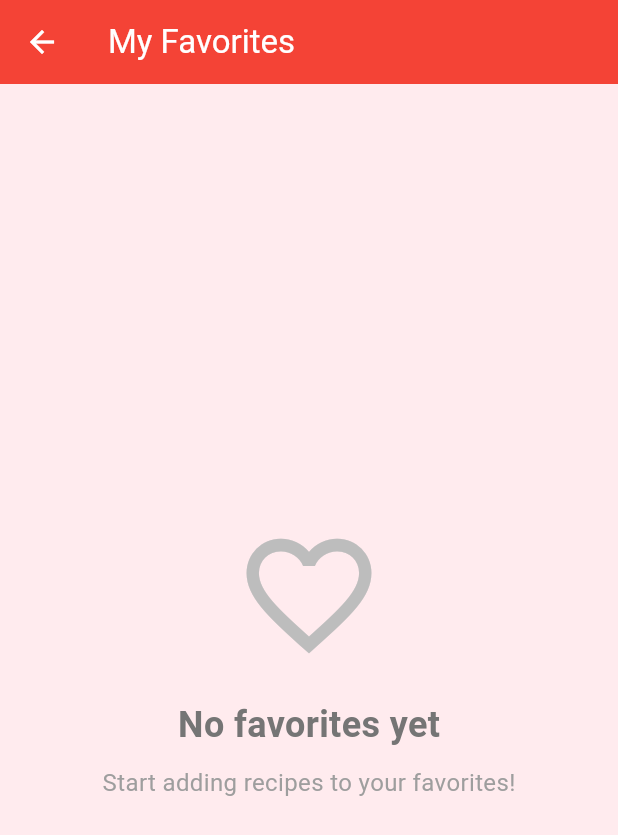
After one commit to ScipioDS/mislabs2, a Flutter app: the screen it shows after launch, after a tap on the "favorite" icon, on a phone screen of 412 x 824 dp. The commit adds this screen. Shown: the top 835 px of the screen. Run offline on Flutter 3.47's test engine with Material 3 defaults, Android fonts, the phone set to English and light mode, and no system bars; our stand-ins replace firebase_core, firebase_messaging, shared_preferences; accounts and stored records are empty; network calls fail.

Commit message:
add lab 3 - favourites and notifications

```diff
--- a/lib/main.dart
+++ b/lib/main.dart
@@ -1,9 +1,21 @@
 import 'package:flutter/material.dart';
 import 'package:mislabs2/screens/category.screen.dart';
+import 'package:mislabs2/screens/favourites.screen.dart';
 import 'package:mislabs2/screens/food.screen.dart';
 import 'package:mislabs2/screens/recipe.screen.dart';
+import 'package:firebase_core/firebase_core.dart';
+import 'package:mislabs2/services/notification.service.dart';
+import 'firebase_options.dart';
 
-void main() {
+Future<void> main() async {
+  WidgetsFlutterBinding.ensureInitialized();
+
+  await Firebase.initializeApp(
+    options: DefaultFirebaseOptions.currentPlatform,
+  );
+
+  final _notificationService = NotificationService();
+  await _notificationService.initFCM();
   runApp(const MyApp());
 }
 
@@ -22,6 +34,7 @@ class MyApp extends StatelessWidget {
         "/": (context) => const CategoryScreen(title: 'TheMealDB'),
         "/foods": (context) => const FoodScreen(title: 'Foods by Category'),
         "/recipe": (context) => const DetailsPage(),
+        '/favorites': (context) => const FavoritesPage(), // Add this
       },
     );
   }
--- a/lib/screens/category.screen.dart
+++ b/lib/screens/category.screen.dart
@@ -82,6 +82,15 @@ class _CategoryScreenState extends State<CategoryScreen> {
     return Scaffold(
       appBar: AppBar(
         title: Text(widget.title),
+        actions: [
+          IconButton(
+            icon: const Icon(Icons.favorite),
+            tooltip: 'My Favorites',
+            onPressed: () {
+              Navigator.pushNamed(context, '/favorites');
+            },
+          ),
+        ],
       ),
       body: _isLoading
           ? const Center(child: CircularProgressIndicator())
--- /dev/null
+++ b/lib/screens/favourites.screen.dart
@@ -0,0 +1,200 @@
+import 'package:flutter/material.dart';
+
+import '../models/recipe.dart';
+import '../services/the-meal-db-api.service.dart';
+import '../services/recipe-saving.service.dart';
+
+class FavoritesPage extends StatefulWidget {
+  const FavoritesPage({super.key});
+
+  @override
+  State<FavoritesPage> createState() => _FavoritesPageState();
+}
+
+class _FavoritesPageState extends State<FavoritesPage> {
+  final FavoritesService _favoritesService = FavoritesService();
+  final TheMealDBService _theMealDBService = TheMealDBService();
+
+  List<Recipe> _favoriteRecipes = [];
+  bool _isLoading = true;
+
+  @override
+  void initState() {
+    super.initState();
+    _loadFavorites();
+  }
+
+  Future<void> _loadFavorites() async {
+    setState(() {
+      _isLoading = true;
+    });
+
+    try {
+      final favoriteIds = await _favoritesService.getFavorites();
+      final recipes = <Recipe>[];
+
+      // Load each favorite recipe
+      for (final id in favoriteIds) {
+        try {
+          final recipe = await _theMealDBService.getRecipyById(id);
+          recipes.add(recipe);
+        } catch (e) {
+          // Skip recipes that fail to load
+          print('Failed to load recipe $id: $e');
+        }
+      }
+
+      setState(() {
+        _favoriteRecipes = recipes;
+        _isLoading = false;
+      });
+    } catch (e) {
+      setState(() {
+        _isLoading = false;
+      });
+    }
+  }
+
+  Future<void> _removeFavorite(String recipeId) async {
+    await _favoritesService.removeFavorite(recipeId);
+    _loadFavorites(); // Reload the list
+
+    if (mounted) {
+      ScaffoldMessenger.of(context).showSnackBar(
+        const SnackBar(
+          content: Text('Removed from favorites'),
+          duration: Duration(seconds: 2),
+        ),
+      );
+    }
+  }
+
+  @override
+  Widget build(BuildContext context) {
+    return Scaffold(
+      backgroundColor: Colors.red.shade50,
+      appBar: AppBar(
+        title: const Text('My Favorites'),
+        backgroundColor: Colors.red,
+        foregroundColor: Colors.white,
+      ),
+      body: _isLoading
+          ? const Center(child: CircularProgressIndicator())
+          : _favoriteRecipes.isEmpty
+          ? Center(
+        child: Column(
+          mainAxisAlignment: MainAxisAlignment.center,
+          children: [
+            Icon(
+              Icons.favorite_border,
+              size: 100,
+              color: Colors.grey.shade400,
+            ),
+            const SizedBox(height: 20),
+            Text(
+              'No favorites yet',
+              style: TextStyle(
+                fontSize: 24,
+                color: Colors.grey.shade600,
+                fontWeight: FontWeight.bold,
+              ),
+            ),
+            const SizedBox(height: 10),
+            Text(
+              'Start adding recipes to your favorites!',
+              style: TextStyle(
+                fontSize: 16,
+                color: Colors.grey.shade500,
+              ),
+            ),
+          ],
+        ),
+      )
+          : RefreshIndicator(
+        onRefresh: _loadFavorites,
+        child: ListView.builder(
+          padding: const EdgeInsets.all(16),
+          itemCount: _favoriteRecipes.length,
+          itemBuilder: (context, index) {
+            final recipe = _favoriteRecipes[index];
+            return Card(
+              margin: const EdgeInsets.only(bottom: 16),
+              elevation: 4,
+              shape: RoundedRectangleBorder(
+                borderRadius: BorderRadius.circular(12),
+              ),
+              child: InkWell(
+                onTap: () {
+                  Navigator.pushNamed(
+                    context,
+                    '/details',
+                    arguments: recipe.id,
+                  ).then((_) => _loadFavorites()); // Reload when returning
+                },
+                borderRadius: BorderRadius.circular(12),
+                child: Row(
+                  children: [
+                    ClipRRect(
+                      borderRadius: const BorderRadius.only(
+                        topLeft: Radius.circular(12),
+                        bottomLeft: Radius.circular(12),
+                      ),
+                      child: Image.network(
+                        recipe.image,
+                        width: 120,
+                        height: 120,
+                        fit: BoxFit.cover,
+                        errorBuilder: (context, error, stackTrace) {
+                          return Container(
+                            width: 120,
+                            height: 120,
+                            color: Colors.grey.shade300,
+                            child: const Icon(Icons.error),
+                          );
+                        },
+                      ),
+                    ),
+                    Expanded(
+                      child: Padding(
+                        padding: const EdgeInsets.all(12),
+                        child: Column(
+                          crossAxisAlignment: CrossAxisAlignment.start,
+                          children: [
+                            Text(
+                              recipe.name,
+                              style: const TextStyle(
+                                fontSize: 18,
+                                fontWeight: FontWeight.bold,
+                              ),
+                              maxLines: 2,
+                              overflow: TextOverflow.ellipsis,
+                            ),
+                            const SizedBox(height: 8),
+                            Text(
+                              '${recipe.ingredients.length} ingredients',
+                              style: TextStyle(
+                                fontSize: 14,
+                                color: Colors.grey.shade600,
+                              ),
+                            ),
+                          ],
+                        ),
+                      ),
+                    ),
+                    IconButton(
+                      icon: const Icon(
+                        Icons.favorite,
+                        color: Colors.red,
+                      ),
+                      onPressed: () => _removeFavorite(recipe.id),
+                    ),
+                  ],
+                ),
+              ),
+            );
+          },
+        ),
+      ),
+    );
+  }
+}
--- /dev/null
+++ b/lib/services/notification.service.dart
@@ -0,0 +1,30 @@
+import 'package:firebase_messaging/firebase_messaging.dart';
+
+// This MUST be a top-level function (outside the class)
+@pragma('vm:entry-point')
+Future<void> _firebaseMessagingBackgroundHandler(RemoteMessage message) async {
+  print('Handling a background message: ${message.notification?.title}');
+}
+
+class NotificationService {
+  final FirebaseMessaging _firebaseMessaging = FirebaseMessaging.instance;
+
+  Future<void> initFCM() async {
+    await _firebaseMessaging.requestPermission();
+    final fcmToken = await _firebaseMessaging.getToken();
+    print('FCM Token: $fcmToken');
+
+    // Register the background message handler
+    FirebaseMessaging.onBackgroundMessage(_firebaseMessagingBackgroundHandler);
+
+    // Handle foreground messages
+    FirebaseMessaging.onMessage.listen((RemoteMessage message) {
+      print('Got a message whilst in the foreground!');
+      print('Message data: ${message.data}');
+
+      if (message.notification != null) {
+        print('Message also contained a notification: ${message.notification}');
+      }
+    });
+  }
+}
--- /dev/null
+++ b/lib/services/recipe-saving.service.dart
@@ -0,0 +1,49 @@
+import 'package:shared_preferences/shared_preferences.dart';
+
+class FavoritesService {
+  static const String _favoritesKey = 'favorite_recipes';
+
+  // Save a favorite recipe ID
+  Future<void> addFavorite(String recipeId) async {
+    final prefs = await SharedPreferences.getInstance();
+    final favorites = prefs.getStringList(_favoritesKey) ?? [];
+
+    if (!favorites.contains(recipeId)) {
+      favorites.add(recipeId);
+      await prefs.setStringList(_favoritesKey, favorites);
+    }
+  }
+
+  // Remove a favorite recipe ID
+  Future<void> removeFavorite(String recipeId) async {
+    final prefs = await SharedPreferences.getInstance();
+    final favorites = prefs.getStringList(_favoritesKey) ?? [];
+
+    favorites.remove(recipeId);
+    await prefs.setStringList(_favoritesKey, favorites);
+  }
+
+  // Check if a recipe is favorited
+  Future<bool> isFavorite(String recipeId) async {
+    final prefs = await SharedPreferences.getInstance();
+    final favorites = prefs.getStringList(_favoritesKey) ?? [];
+    return favorites.contains(recipeId);
+  }
+
+  // Get all favorite recipe IDs
+  Future<List<String>> getFavorites() async {
+    final prefs = await SharedPreferences.getInstance();
+    return prefs.getStringList(_favoritesKey) ?? [];
+  }
+
+  // Toggle favorite status
+  Future<bool> toggleFavorite(String recipeId) async {
+    final isFav = await isFavorite(recipeId);
+    if (isFav) {
+      await removeFavorite(recipeId);
+    } else {
+      await addFavorite(recipeId);
+    }
+    return !isFav;
+  }
+}
--- a/pubspec.yaml
+++ b/pubspec.yaml
@@ -35,6 +35,9 @@ dependencies:
   # Use with the CupertinoIcons class for iOS style icons.
   cupertino_icons: ^1.0.8
   http: ^1.6.0
+  firebase_core: ^4.2.1
+  firebase_messaging: ^16.0.4
+  shared_preferences: ^2.5.4
 
 dev_dependencies:
   flutter_test:
```
Also changed, not shown: lib/screens/recipe.screen.dart (+45 -6 lines), firebase.json (added), lib/firebase_options.dart (added), pubspec.lock, 9 other files.
